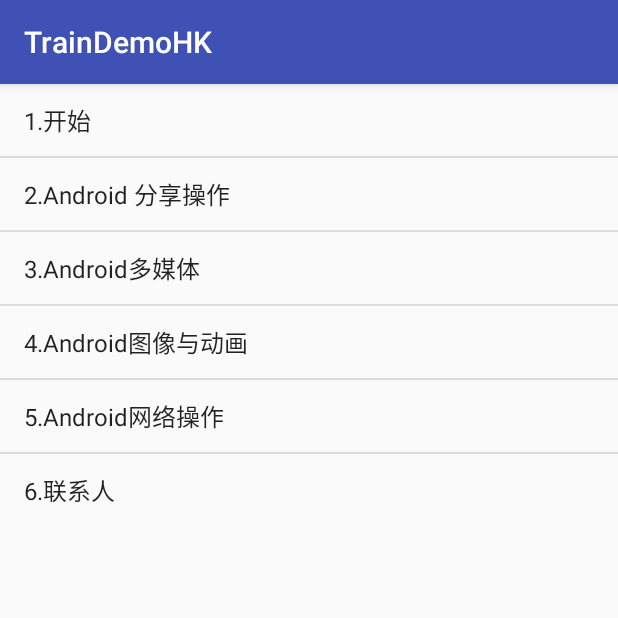
After one commit to wangbingl/TrainDemoHK, an Android app: the fragment AndroidTrainFragment shown on its own in the app's theme, on a phone screen of 412 x 824 dp, the top half of it. The commit adds this screen. Run offline under Robolectric (Android 15) with nearby library versions, the phone set to English and light mode, and no system bars.

Commit message:
第4课  animation

```diff
--- a/app/src/main/AndroidManifest.xml
+++ b/app/src/main/AndroidManifest.xml
@@ -39,8 +39,7 @@
         <activity
             android:name="com.train._4graphics_anim.AnimationActivity"
             android:label="@string/title_activity_animation"></activity>
-        <activity android:name="com.train._4graphics_anim.CrossFadeFragment" />
-        <activity android:name="com.train._4graphics_anim.ScreenSlideFragment"></activity>
+        <activity android:name="com.gl.animation.AnimActivity" />
     </application>
 
 </manifest>
--- /dev/null
+++ b/app/src/main/java/com/gl/traindemohk/AndroidTrainFragment.java
@@ -0,0 +1,69 @@
+package com.gl.traindemohk;
+
+import android.content.Intent;
+import android.os.Bundle;
+import android.support.annotation.Nullable;
+import android.support.v4.app.Fragment;
+import android.util.Log;
+import android.view.LayoutInflater;
+import android.view.View;
+import android.view.ViewGroup;
+import android.widget.AdapterView;
+import android.widget.ArrayAdapter;
+import android.widget.ListView;
+
+import com.train._4graphics_anim.AnimationActivity;
+
+/**
+ * Created by wb on 17-7-26.
+ */
+
+public class AndroidTrainFragment extends Fragment implements AdapterView.OnItemClickListener {
+
+    static final String TAG = AndroidTrainFragment.class.getSimpleName();
+    private ListView mListView;
+
+    private String[] data;
+
+
+    @Nullable
+    @Override
+    public View onCreateView(LayoutInflater inflater, @Nullable ViewGroup container, @Nullable Bundle savedInstanceState) {
+        return inflater.inflate(R.layout.fragment_train, container, false);
+    }
+
+    @Override
+    public void onViewCreated(View view, @Nullable Bundle savedInstanceState) {
+        super.onViewCreated(view, savedInstanceState);
+
+        mListView = (ListView) view.findViewById(R.id.main_list_view);
+        mListView.setOnItemClickListener(this);
+
+
+        ArrayAdapter<String> adapter = new ArrayAdapter<String>(getActivity(), android.R.layout.simple_list_item_1);
+        data = new String[]{"1.开始", "2.Android 分享操作", "3.Android多媒体", "4.Android图像与动画", "5.Android网络操作", "6.联系人"};
+        adapter.addAll(data);
+
+
+        mListView.setAdapter(adapter);
+    }
+
+
+    @Override
+    public void onItemClick(AdapterView<?> adapterView, View view, int i, long l) {
+        Log.i(TAG, "[onItemClick] position:" + i);
+        Intent intent = new Intent();
+        switch (i) {
+            case 0:
+            case 1:
+            case 2:
+            case 3:
+            case 4:
+            case 5:
+                intent.setClass(getActivity(), AnimationActivity.class);
+                break;
+
+        }
+        startActivity(intent);
+    }
+}
--- /dev/null
+++ b/app/src/main/res/layout/fragment_train.xml
@@ -0,0 +1,11 @@
+<?xml version="1.0" encoding="utf-8"?>
+<LinearLayout xmlns:android="http://schemas.android.com/apk/res/android"
+    android:layout_width="match_parent"
+    android:layout_height="match_parent"
+    android:orientation="vertical">
+
+    <ListView
+        android:id="@+id/main_list_view"
+        android:layout_width="wrap_content"
+        android:layout_height="wrap_content"></ListView>
+</LinearLayout>
```
Also changed, not shown: app/src/main/java/com/gl/animation/AnimActivity.java (added, +28 -0 lines), app/src/main/java/com/gl/animation/FrameByFrameAnimation.java (added, +11 -0 lines), app/src/main/java/com/gl/animation/PropertyAnimation.java (added, +15 -0 lines), app/src/main/java/com/gl/animation/TweenedAnimation.java (added, +12 -0 lines), app/src/main/java/com/gl/traindemohk/MainActivity.java (+102 -30 lines), app/src/main/java/com/gl/traindemohk/MyPracticeFragment.java (added, +20 -0 lines), app/src/main/res/layout/activity_gl_anim.xml (added, +8 -0 lines), app/src/main/res/layout/activity_main.xml (+7 -7 lines), app/src/main/res/layout/fragment_practice.xml (added, +7 -0 lines).
